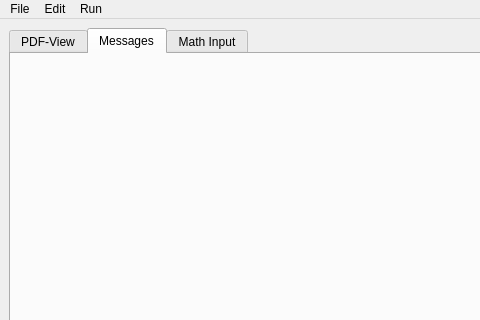
Before: the Qt Designer form Latex-editor/mainwindow.ui in Redvin-dt/elephant-editor, drawn with Qt 5; both pictures show x 0 to 480 and y 0 to 320 of the 588 by 481 pixel window.
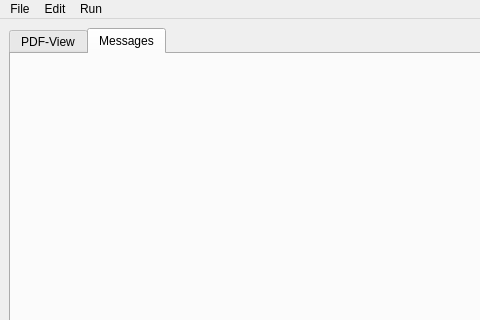
After: the same form once the commit is applied. The open tabs and pages were chosen to show the change.

```diff
--- a/Latex-editor/mainwindow.ui
+++ b/Latex-editor/mainwindow.ui
@@ -43,11 +43,6 @@
          <string>Messages</string>
         </attribute>
        </widget>
-       <widget class="QWidget" name="tab_3">
-        <attribute name="title">
-         <string>Math Input</string>
-        </attribute>
-       </widget>
       </widget>
      </widget>
     </item>
```
Left out of the diff: 10 changed lines with no effect on the pictures.
